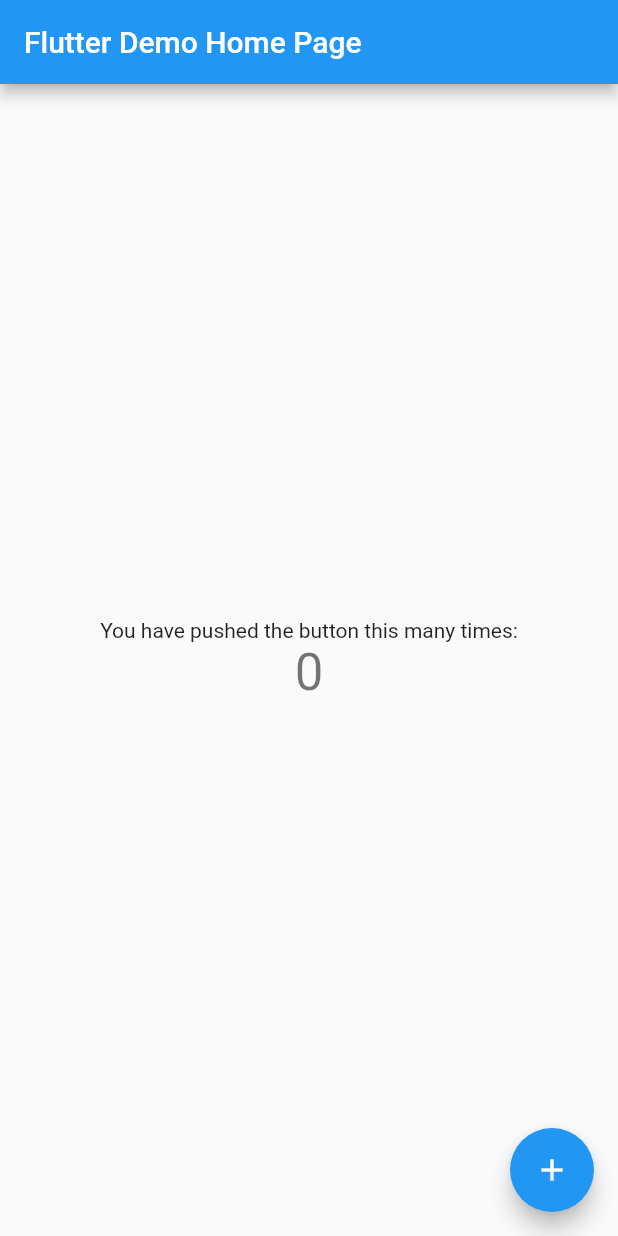
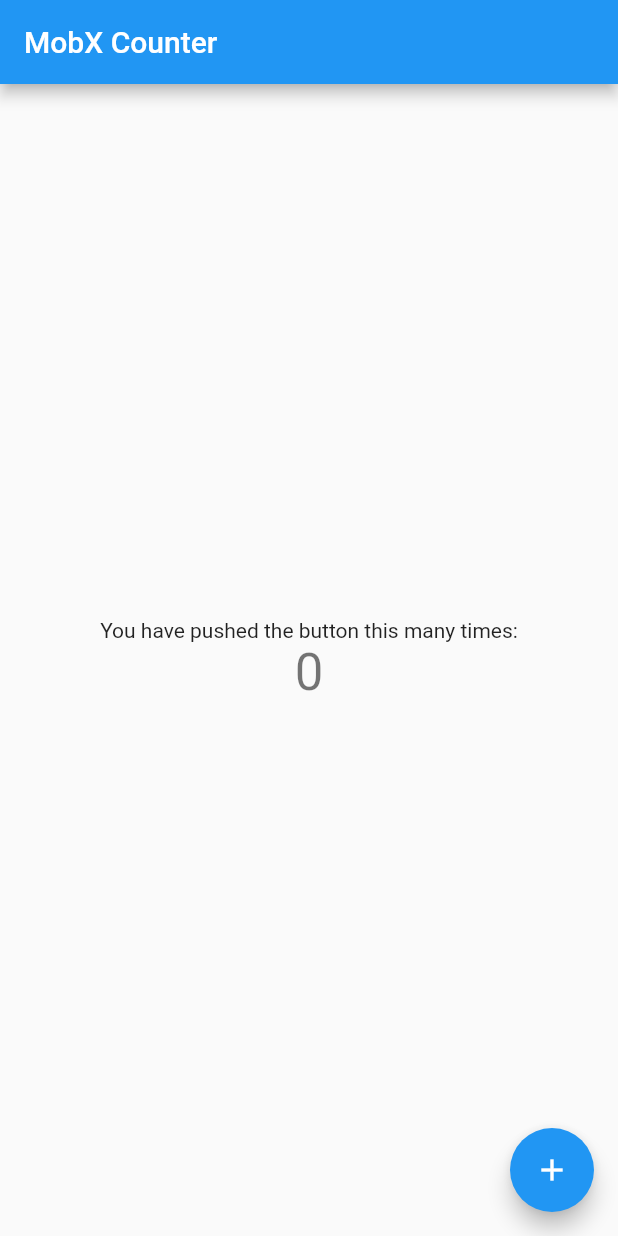
Before and after one commit to castrors/mobxcounter, a Flutter app: the screen it shows after launch, on a phone screen of 412 x 824 dp. Run offline on Flutter 3.47's test engine with Material 2 defaults, Android fonts, the phone set to English and light mode, and no system bars; our stand-ins replace flutter_mobx, mobx; generated files the repository leaves out were written again.

Commit message:
Implement counter

```diff
--- /dev/null
+++ b/lib/counter.dart
@@ -0,0 +1,18 @@
+import 'package:mobx/mobx.dart';
+
+// Include generated file
+part 'counter.g.dart';
+
+// This is the class used by rest of your codebase
+class Counter = _Counter with _$Counter;
+
+// The store-class
+abstract class _Counter with Store {
+  @observable
+  int value = 0;
+
+  @action
+  void increment() {
+    value++;
+  }
+}
--- a/lib/main.dart
+++ b/lib/main.dart
@@ -1,44 +1,34 @@
 import 'package:flutter/material.dart';
+import 'package:flutter_mobx/flutter_mobx.dart';
+
+import 'counter.dart'; // Import the Counter
+
+final counter = Counter(); // Instantiate the store
 
 void main() => runApp(MyApp());
 
 class MyApp extends StatelessWidget {
+  // This widget is the root of your application.
   @override
   Widget build(BuildContext context) {
     return MaterialApp(
-      title: 'Flutter Demo',
+      title: 'MobX',
       theme: ThemeData(
         primarySwatch: Colors.blue,
       ),
-      home: MyHomePage(title: 'Flutter Demo Home Page'),
+      home: const MyHomePage(),
     );
   }
 }
 
-class MyHomePage extends StatefulWidget {
-  MyHomePage({Key key, this.title}) : super(key: key);
-
-  final String title;
-
-  @override
-  _MyHomePageState createState() => _MyHomePageState();
-}
-
-class _MyHomePageState extends State<MyHomePage> {
-  int _counter = 0;
-
-  void _incrementCounter() {
-    setState(() {
-      _counter++;
-    });
-  }
+class MyHomePage extends StatelessWidget {
+  const MyHomePage();
 
   @override
   Widget build(BuildContext context) {
-
     return Scaffold(
       appBar: AppBar(
-        title: Text(widget.title),
+        title: Text('MobX Counter'),
       ),
       body: Center(
         child: Column(
@@ -47,15 +37,18 @@ class _MyHomePageState extends State<MyHomePage> {
             Text(
               'You have pushed the button this many times:',
             ),
-            Text(
-              '$_counter',
-              style: Theme.of(context).textTheme.display1,
+            // Wrapping in the Observer will automatically re-render on changes to counter.value
+            Observer(
+              builder: (_) => Text(
+                    '${counter.value}',
+                    style: Theme.of(context).textTheme.display1,
+                  ),
             ),
           ],
         ),
       ),
       floatingActionButton: FloatingActionButton(
-        onPressed: _incrementCounter,
+        onPressed: counter.increment,
         tooltip: 'Increment',
         child: Icon(Icons.add),
       ),
```
Also changed, not shown: lib/counter.g.dart (added).
